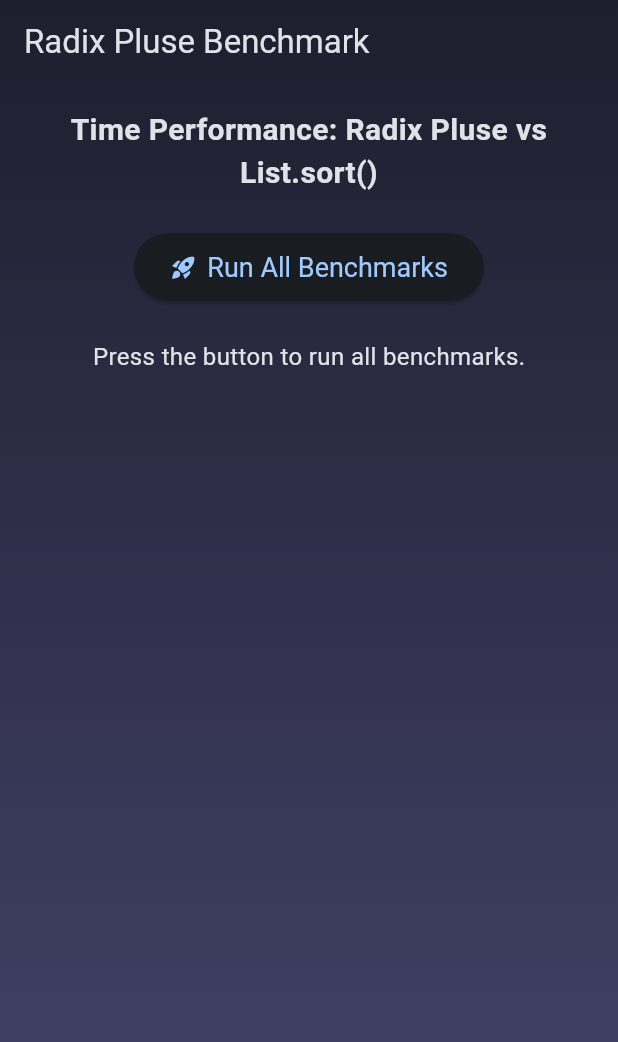
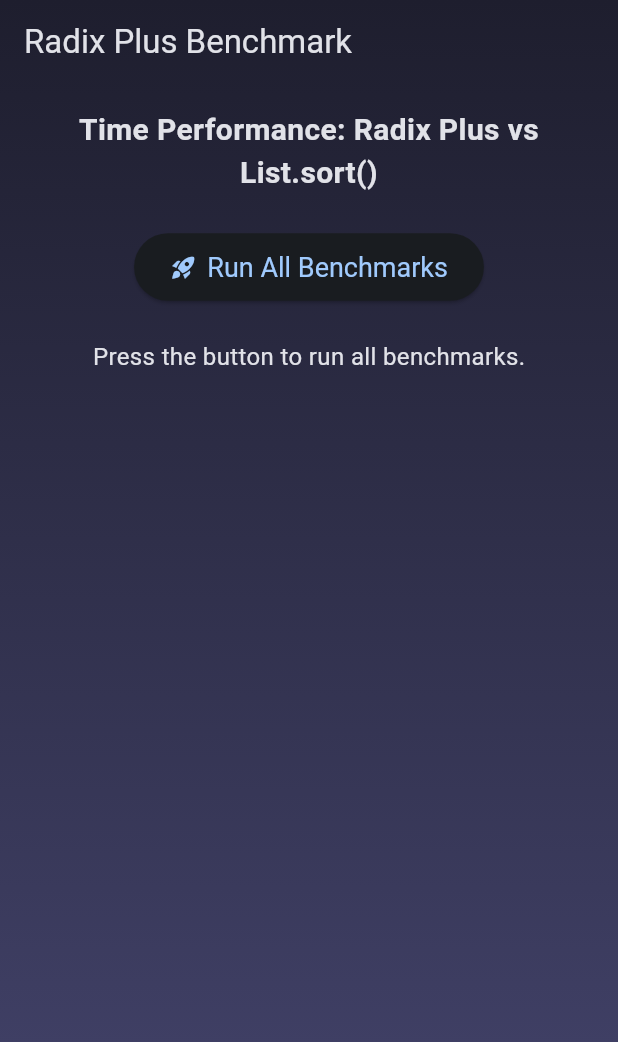
Before and after one commit to MostafaSensei106/Radix_Pulse, a Flutter app: the screen it shows after launch, on a phone screen of 412 x 824 dp. Shown: the top 1042 px of the screen. Run offline on Flutter 3.47's test engine with Material 3 defaults, Android fonts, the phone set to English and light mode, and no system bars.

Commit message:
fix(project): Correct typo 'Pluse' to 'Plus' in project references

```diff
--- a/example/lib/main.dart
+++ b/example/lib/main.dart
@@ -13,7 +13,7 @@ class MyApp extends StatelessWidget {
   @override
   Widget build(BuildContext context) {
     return MaterialApp(
-      title: 'Radix Pluse Demo',
+      title: 'Radix Plus Demo',
       theme: ThemeData(
         colorScheme: ColorScheme.fromSeed(
           seedColor: Colors.blue,
@@ -242,7 +242,7 @@ class _BenchmarkPageState extends State<BenchmarkPage>
       child: Scaffold(
         backgroundColor: Colors.transparent,
         appBar: AppBar(
-          title: const Text('Radix Pluse Benchmark'),
+          title: const Text('Radix Plus Benchmark'),
           backgroundColor: Colors.transparent,
           elevation: 0,
         ),
@@ -253,7 +253,7 @@ class _BenchmarkPageState extends State<BenchmarkPage>
               mainAxisAlignment: MainAxisAlignment.center,
               children: <Widget>[
                 const Text(
-                  'Time Performance: Radix Pluse vs List.sort()',
+                  'Time Performance: Radix Plus vs List.sort()',
                   style: TextStyle(fontSize: 20, fontWeight: FontWeight.bold),
                   textAlign: TextAlign.center,
                 ),
@@ -342,7 +342,7 @@ class _BenchmarkPageState extends State<BenchmarkPage>
                 ),
                 _buildStatRow(
                   Icons.flash_on,
-                  'Radix Pluse',
+                  'Radix Plus',
                   '${result.radixSortTime} µs',
                 ),
                 const SizedBox(height: 8),
```
Also changed, not shown: 4 other files.
